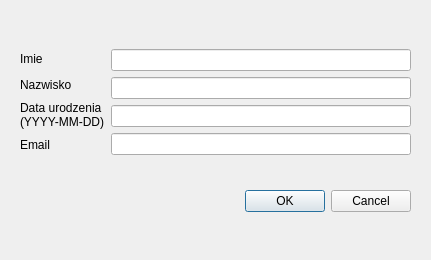
Qt form sqlmodify.ui (aleksanderkalenbach/IO_2020_2021_ASP) before a commit.
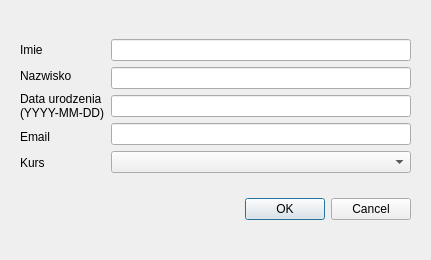
The same form after that commit.

Commit message: Wstawianie rekodów do tabeli Uczestnik_kurs i Prowadzacy

What changed in the file:
```diff
--- a/sqlmodify.ui
+++ b/sqlmodify.ui
@@ -13,7 +13,7 @@
   <property name="windowTitle">
    <string>Dialog</string>
   </property>
-  <widget class="QWidget" name="">
+  <widget class="QWidget" name="layoutWidget">
    <property name="geometry">
     <rect>
      <x>20</x>
@@ -64,6 +64,13 @@
             </property>
            </widget>
           </item>
+          <item>
+           <widget class="QLabel" name="label_5">
+            <property name="text">
+             <string>Kurs</string>
+            </property>
+           </widget>
+          </item>
          </layout>
         </item>
         <item>
@@ -80,6 +87,9 @@
           <item>
            <widget class="QLineEdit" name="lineEmail"/>
           </item>
+          <item>
+           <widget class="QComboBox" name="comboNazwa"/>
+          </item>
          </layout>
         </item>
        </layout>
```
The commit also changes 2 other files.
